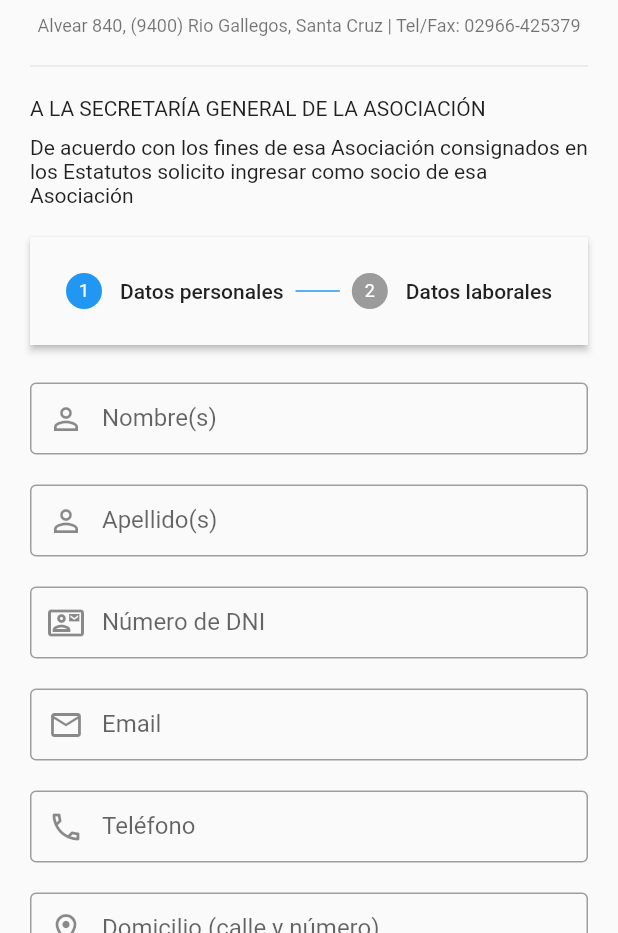
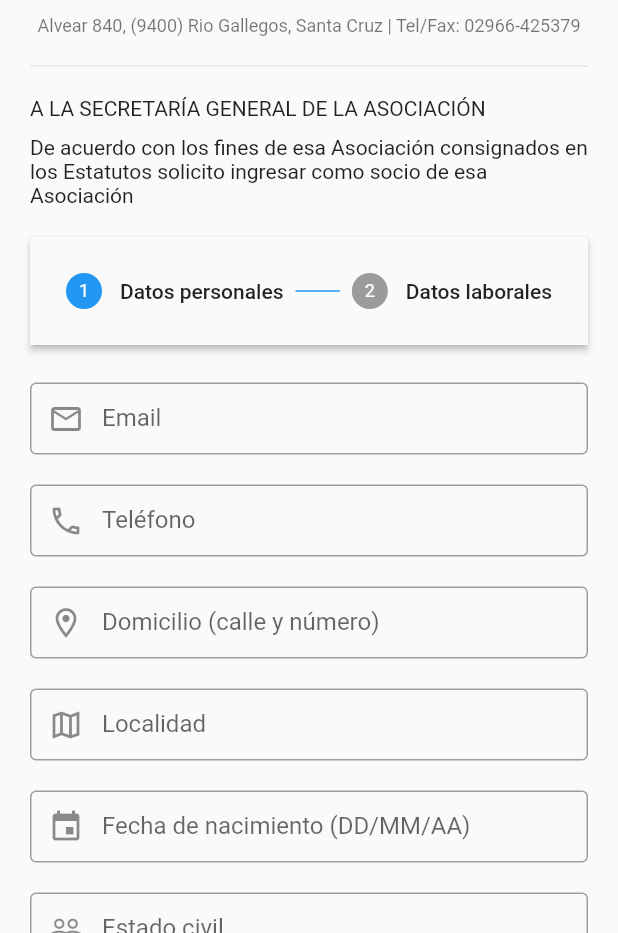
Before and after one commit to agustinwalter/ATSA, a Flutter app: the AffiliationFormScreen screen opened directly, on a phone screen of 412 x 824 dp, the part 303-1236 px from its top. Run offline on Flutter 3.47's test engine with Material 2 defaults, Android fonts, the phone set to English and light mode, and no system bars; our stand-ins replace cloud_firestore, firebase_auth, firebase_core, fluttertoast, font_awesome_flutter; accounts and stored records are empty; statements that could not run were skipped.

Commit message:
Affiliation form updated

```diff
--- a/lib/models/atsa_form.dart
+++ b/lib/models/atsa_form.dart
@@ -1,8 +1,8 @@
 class AtsaForm {
   AtsaForm({
-    this.name,
-    this.surname,
-    this.dni,
+    // this.name,
+    // this.surname,
+    // this.dni,
     this.email,
     this.personalPhone,
     this.personalAddress,
@@ -18,9 +18,9 @@ class AtsaForm {
     this.month,
   });
 
-  String name;
-  String surname;
-  int dni;
+  // String name;
+  // String surname;
+  // int dni;
   String email;
   int personalPhone;
   String personalAddress;
@@ -36,9 +36,9 @@ class AtsaForm {
   String month;
 
   Map<String, Object> toJson() => <String, Object>{
-        'name': name,
-        'surname': surname,
-        'dni': dni,
+        // 'name': name,
+        // 'surname': surname,
+        // 'dni': dni,
         'email': email,
         'personalPhone': personalPhone,
         'personalAddress': personalAddress,
--- a/lib/provider/form_provider.dart
+++ b/lib/provider/form_provider.dart
@@ -1,5 +1,6 @@
 import 'package:atsa/models/atsa_form.dart';
 import 'package:cloud_firestore/cloud_firestore.dart';
+import 'package:firebase_auth/firebase_auth.dart';
 import 'package:flutter/foundation.dart';
 
 class FormProvider extends ChangeNotifier {
@@ -9,9 +10,9 @@ class FormProvider extends ChangeNotifier {
   int formStep = 0;
 
   void setPersonalData({
-    @required String name,
-    @required String surname,
-    @required int dni,
+    // @required String name,
+    // @required String surname,
+    // @required int dni,
     @required String email,
     @required int personalPhone,
     @required String personalAddress,
@@ -19,9 +20,9 @@ class FormProvider extends ChangeNotifier {
     @required String dateOfBirth,
     @required String civilStatus,
   }) {
-    form.name = name;
-    form.surname = surname;
-    form.dni = dni;
+    // form.name = name;
+    // form.surname = surname;
+    // form.dni = dni;
     form.email = email;
     form.personalPhone = personalPhone;
     form.personalAddress = personalAddress;
@@ -48,7 +49,8 @@ class FormProvider extends ChangeNotifier {
     form.workAddress = workAddress;
     form.workCity = workCity;
     form.month = month;
-    await _db.collection('forms').add(form.toJson());
+    // await _db.collection('forms').add(form.toJson());
+    await _db.collection('forms').doc(FirebaseAuth.instance.currentUser.uid).set(form.toJson());
   }
 
   void prevStep() {
--- a/lib/widgets/affiliation_form/personal_form.dart
+++ b/lib/widgets/affiliation_form/personal_form.dart
@@ -14,9 +14,9 @@ class PersonalForm extends StatefulWidget {
 }
 
 class _PersonalFormState extends State<PersonalForm> {
-  final TextEditingController _nameC = TextEditingController();
-  final TextEditingController _surnameC = TextEditingController();
-  final TextEditingController _dniC = TextEditingController();
+  // final TextEditingController _nameC = TextEditingController();
+  // final TextEditingController _surnameC = TextEditingController();
+  // final TextEditingController _dniC = TextEditingController();
   final TextEditingController _emailC = TextEditingController();
   final TextEditingController _phoneC = TextEditingController();
   final TextEditingController _addressC = TextEditingController();
@@ -28,9 +28,9 @@ class _PersonalFormState extends State<PersonalForm> {
   void initState() {
     super.initState();
     final AtsaForm form = Provider.of<FormProvider>(context, listen: false).form;
-    _nameC.text = form.name;
-    _surnameC.text = form.surname;
-    _dniC.text = form.dni.toString() == 'null' ? '' : form.dni.toString();
+    // _nameC.text = form.name;
+    // _surnameC.text = form.surname;
+    // _dniC.text = form.dni.toString() == 'null' ? '' : form.dni.toString();
     _emailC.text = form.email;
     _phoneC.text = form.personalPhone.toString() == 'null' ? '' : form.personalPhone.toString();
     _addressC.text = form.personalAddress;
@@ -42,9 +42,9 @@ class _PersonalFormState extends State<PersonalForm> {
   @override
   void dispose() {
     super.dispose();
-    _nameC.dispose();
-    _surnameC.dispose();
-    _dniC.dispose();
+    // _nameC.dispose();
+    // _surnameC.dispose();
+    // _dniC.dispose();
     _emailC.dispose();
     _phoneC.dispose();
     _addressC.dispose();
@@ -54,9 +54,10 @@ class _PersonalFormState extends State<PersonalForm> {
   }
 
   void _setPersonalData() {
-    if (_nameC.text.isEmpty ||
-        _surnameC.text.isEmpty ||
-        _dniC.text.isEmpty ||
+    if (
+        // _nameC.text.isEmpty ||
+        // _surnameC.text.isEmpty ||
+        // _dniC.text.isEmpty ||
         _emailC.text.isEmpty ||
         _phoneC.text.isEmpty ||
         _addressC.text.isEmpty ||
@@ -67,9 +68,9 @@ class _PersonalFormState extends State<PersonalForm> {
       return;
     }
     Provider.of<FormProvider>(context, listen: false).setPersonalData(
-      name: _nameC.text,
-      surname: _surnameC.text,
-      dni: int.tryParse(_dniC.text),
+      // name: _nameC.text,
+      // surname: _surnameC.text,
+      // dni: int.tryParse(_dniC.text),
       email: _emailC.text,
       personalPhone: int.tryParse(_phoneC.text),
       personalAddress: _addressC.text,
@@ -84,36 +85,36 @@ class _PersonalFormState extends State<PersonalForm> {
     return Column(
       mainAxisSize: MainAxisSize.min,
       children: <Widget>[
-        const SizedBox(height: 20),
-        CustomTextField(
-          textInputAction: TextInputAction.next,
-          labelText: 'Nombre(s)',
-          icon: Icons.person_outline,
-          keyboardType: TextInputType.name,
-          focusColor: Colors.blue,
-          controller: _nameC,
-        ),
-        const SizedBox(height: 20),
-        CustomTextField(
-          textInputAction: TextInputAction.next,
-          labelText: 'Apellido(s)',
-          icon: Icons.person_outline,
-          keyboardType: TextInputType.name,
-          focusColor: Colors.blue,
-          controller: _surnameC,
-        ),
-        const SizedBox(height: 20),
-        CustomTextField(
-          textInputAction: TextInputAction.next,
-          labelText: 'Número de DNI',
-          icon: Icons.contact_mail_outlined,
-          keyboardType: TextInputType.number,
-          focusColor: Colors.blue,
-          controller: _dniC,
-          inputFormatters: <TextInputFormatter>[
-            FilteringTextInputFormatter.allow(RegExp(r'[0-9]')),
-          ],
-        ),
+        // const SizedBox(height: 20),
+        // CustomTextField(
+        //   textInputAction: TextInputAction.next,
+        //   labelText: 'Nombre(s)',
+        //   icon: Icons.person_outline,
+        //   keyboardType: TextInputType.name,
+        //   focusColor: Colors.blue,
+        //   controller: _nameC,
+        // ),
+        // const SizedBox(height: 20),
+        // CustomTextField(
+        //   textInputAction: TextInputAction.next,
+        //   labelText: 'Apellido(s)',
+        //   icon: Icons.person_outline,
+        //   keyboardType: TextInputType.name,
+        //   focusColor: Colors.blue,
+        //   controller: _surnameC,
+        // ),
+        // const SizedBox(height: 20),
+        // CustomTextField(
+        //   textInputAction: TextInputAction.next,
+        //   labelText: 'Número de DNI',
+        //   icon: Icons.contact_mail_outlined,
+        //   keyboardType: TextInputType.number,
+        //   focusColor: Colors.blue,
+        //   controller: _dniC,
+        //   inputFormatters: <TextInputFormatter>[
+        //     FilteringTextInputFormatter.allow(RegExp(r'[0-9]')),
+        //   ],
+        // ),
         const SizedBox(height: 20),
         CustomTextField(
           textInputAction: TextInputAction.next,
```
Also changed, not shown: flutter_01.png (added).
